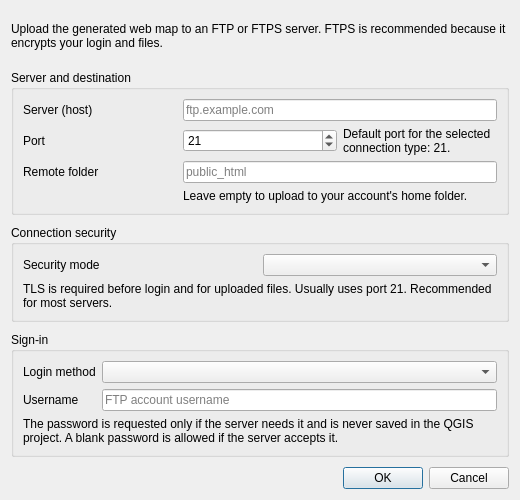
Before: the Qt Designer form ui_ftp_configuration.ui in qgis2web/qgis2web, drawn with Qt 5.
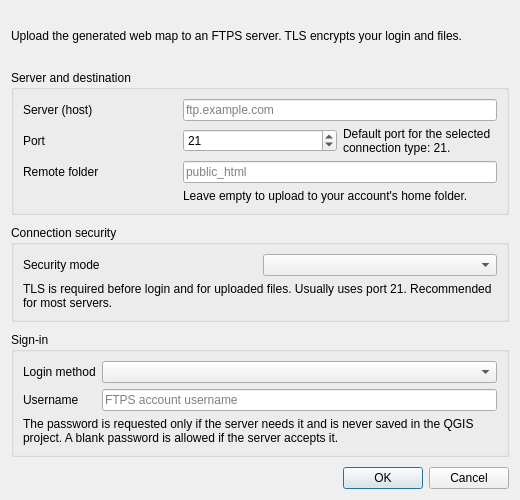
After: the same form once the commit is applied. Icons and pictures are not drawn.

Commit message: Harden cloud, FTPS, and local server security

Diff of the .ui file:
```diff
--- a/ui_ftp_configuration.ui
+++ b/ui_ftp_configuration.ui
@@ -30,7 +30,7 @@
    <item>
     <widget class="QLabel" name="introLabel">
      <property name="text">
-      <string>Upload the generated web map to an FTP or FTPS server. FTPS is recommended because it encrypts your login and files.</string>
+      <string>Upload the generated web map to an FTPS server. TLS encrypts your login and files.</string>
      </property>
      <property name="wordWrap">
       <bool>true</bool>
@@ -187,7 +187,7 @@
       <item row="1" column="1">
        <widget class="QLineEdit" name="usernameLineEdit">
         <property name="placeholderText">
-         <string>FTP account username</string>
+         <string>FTPS account username</string>
         </property>
        </widget>
       </item>
```
Left out of the diff: 2 changed lines with no effect on the pictures. The commit also changes 11 other files.
